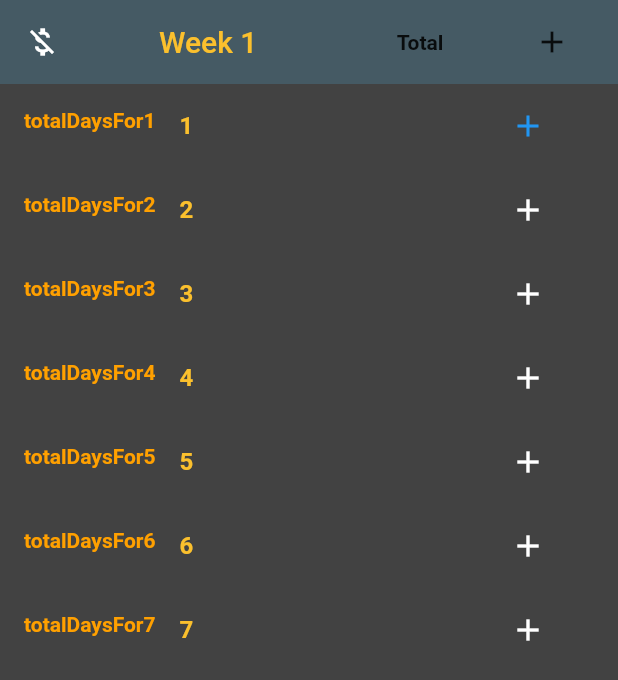
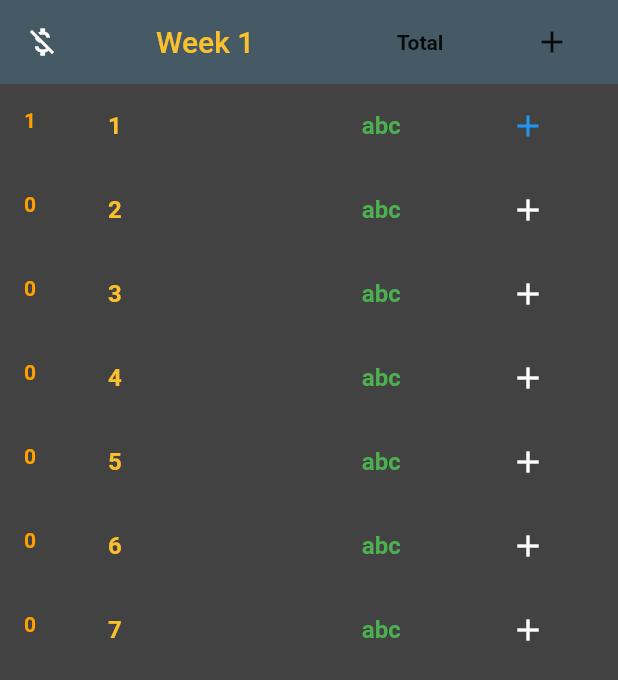
Before and after one commit to saivishnu725/Attendance, a Flutter app: the screen it shows after launch, after a tap on the "add" icon, on a phone screen of 412 x 824 dp. Shown: the top 680 px of the screen. Run offline on Flutter 3.47's test engine with Material 2 defaults, Android fonts, the phone set to English and light mode, and no system bars.

Commit message:
Added new screen and added a place to display salary.

```diff
--- a/lib/mainscreen.dart
+++ b/lib/mainscreen.dart
@@ -1,6 +1,9 @@
 import 'package:flutter/material.dart';
+import 'allweeks.dart';
 import 'data.dart';
 
+String date = '${DateTime.now()}'.substring(0, 10);
+List<int> total = [0, 0, 0, 0, 0, 0, 0];
 List addColor = [
   Colors.white,
   Colors.white,
@@ -43,8 +46,9 @@ class _MainScreenState extends State<MainScreen> {
           },
           elevation: 0.0,
           splashColor: Colors.blueGrey[700],
-          child: Padding(
-            padding: const EdgeInsets.only(left: 18.0),
+          child: RaisedButton(
+            elevation: 0.0,
+            color: Colors.blueGrey[700],
             child: Text(
               "Week 1",
               style: TextStyle(
@@ -53,6 +57,11 @@ class _MainScreenState extends State<MainScreen> {
                 fontSize: 20.0,
               ),
             ),
+            onPressed: () {
+              Navigator.push(context, MaterialPageRoute(builder: (context) {
+                return AllWeeks();
+              }));
+            },
           ),
         ),
         // centerTitle: true,
@@ -64,13 +73,29 @@ class _MainScreenState extends State<MainScreen> {
         itemBuilder: (BuildContext context, int index) {
           return ListTile(
             leading: Text(
-              "totalDaysFor${names[index]}",
+              "${total[index]}",
               style: TextStyle(
                   color: Colors.amber[700], fontWeight: FontWeight.bold),
             ),
-            title: Text(names[index],
-                style: TextStyle(
-                    color: Colors.yellow[700], fontWeight: FontWeight.bold)),
+            title: Row(
+              children: [
+                Text(
+                  names[index],
+                  style: TextStyle(
+                      color: Colors.yellow[700], fontWeight: FontWeight.bold),
+                ),
+                Padding(
+                  padding: const EdgeInsets.only(left: 160.0),
+                  child: Text(
+                    "abc",
+                    style: TextStyle(
+                      color: Colors.green,
+                      fontWeight: FontWeight.bold,
+                    ),
+                  ),
+                ),
+              ],
+            ),
             // subtitle: Text("sub"),
             trailing: RaisedButton(
               child: Icon(
@@ -80,11 +105,15 @@ class _MainScreenState extends State<MainScreen> {
               elevation: 0.0,
               color: Colors.grey[800],
               onPressed: () {
-                debugPrint("Add the day for ${names[index]}");
+                debugPrint('$date');
                 setState(() {
                   if (addColor[index] == Colors.blue) {
+                    debugPrint("Remove the day for ${names[index]}");
+                    total[index] -= 1;
                     addColor[index] = Colors.white;
                   } else {
+                    debugPrint("Add the day for ${names[index]}");
+                    total[index] += 1;
                     addColor[index] = Colors.blue;
                   }
                 });
```
Also changed, not shown: lib/allweeks.dart (added, +23 -0 lines).
